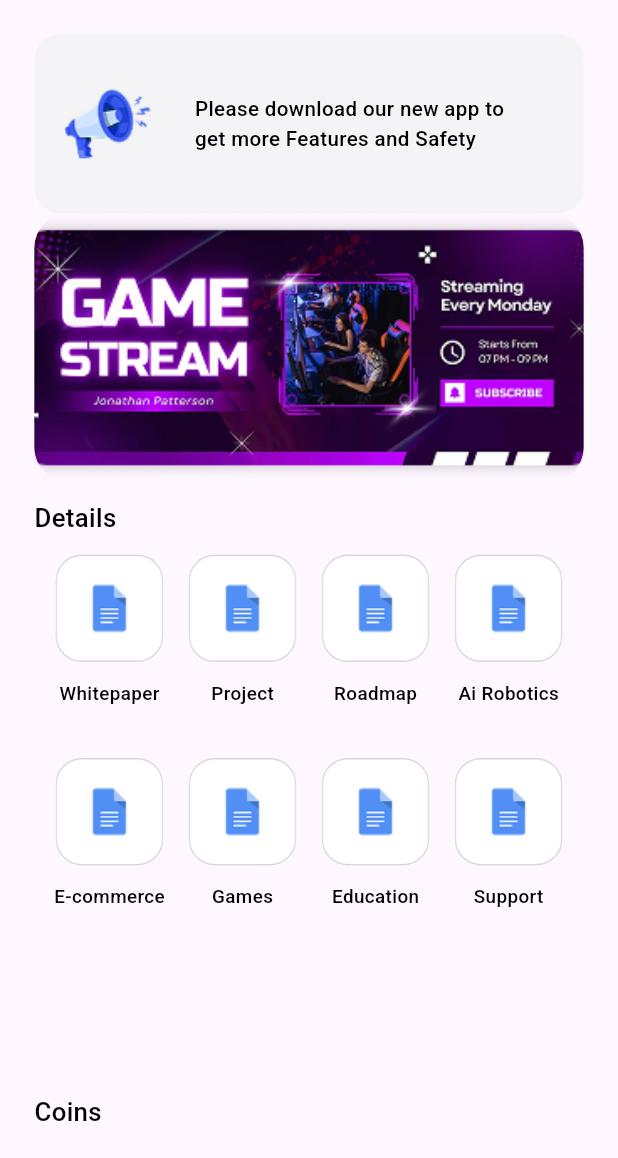
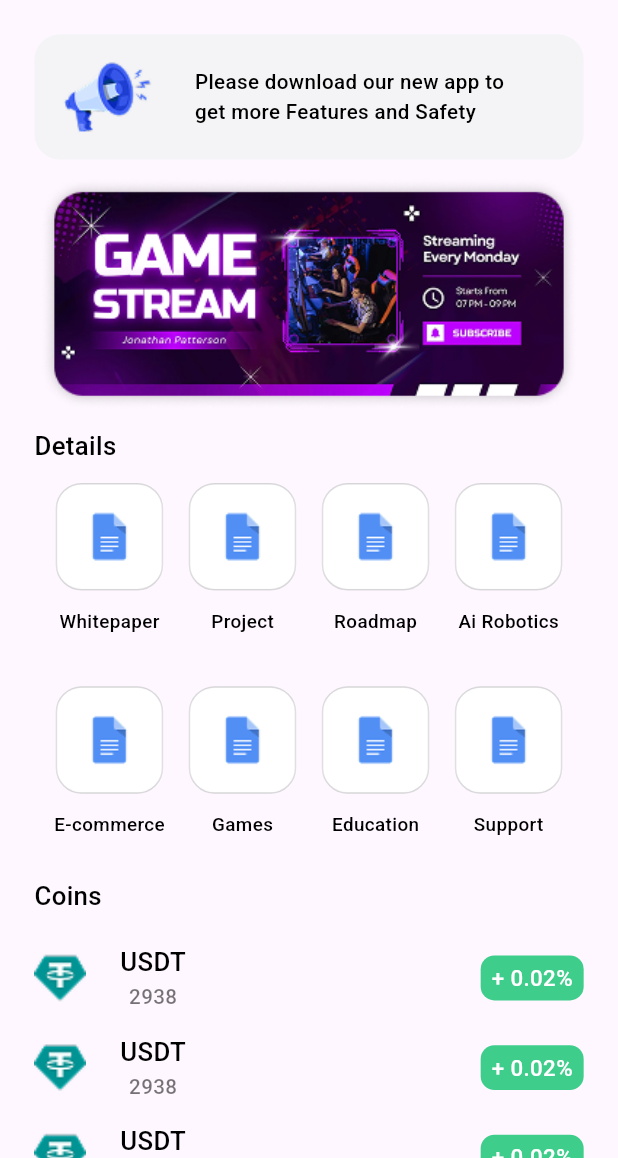
Before and after one commit to dheedeveloper/adrox, a Flutter app: the HomeScreen screen opened directly, on a phone screen of 412 x 824 dp, the part 78-1236 px from its top. Run offline on Flutter 3.47's test engine with Material 3 defaults, Android fonts, the light colour scheme and no system bars; our stand-ins replace flutter_screenutil.

Commit message:
UI/screens completed

```diff
--- a/lib/screens/Landing/collabscreens/collabtab.dart
+++ b/lib/screens/Landing/collabscreens/collabtab.dart
@@ -34,10 +34,9 @@ class _CollabScreenState extends State<CollabScreen> {
                     mainAxisAlignment: MainAxisAlignment.spaceEvenly,
                     crossAxisAlignment: CrossAxisAlignment.start,
                     children: [
-                      Text("Total Rank Reward",style: TextStyle(color: Colors.black54, fontFamily: "Roboto-normal", fontSize: 12.sp,)),
+                      Text("Total Collab Incentives",style: TextStyle(color: Colors.black54, fontFamily: "Roboto-normal", fontSize: 12.sp,)),
                       Text("1300 ",style: TextStyle(color: Color(0xff41418E), fontFamily: "Roboto-normal", fontSize: 18.sp,)),
                     ],),
-                  SizedBox(width: 25.w,),
                   VerticalDivider(indent: 15.h,endIndent: 15.h,),
                   SizedBox(width: 20.w,),
                   Column(
--- a/lib/screens/Landing/homemenu/homescreen.dart
+++ b/lib/screens/Landing/homemenu/homescreen.dart
@@ -18,7 +18,8 @@ class _HomeScreenState extends State<HomeScreen> {
     List titles =["Whitepaper","Project","Roadmap","Ai Robotics","E-commerce","Games","Education","Support",];
 
     return SafeArea(child: Scaffold(
-      body: Padding(
+      body: SingleChildScrollView(
+        child: Padding(
           padding: EdgeInsets.symmetric(horizontal: 20.w,vertical: 15.h),
           child: Column(
             crossAxisAlignment: CrossAxisAlignment.start,
@@ -26,7 +27,7 @@ class _HomeScreenState extends State<HomeScreen> {
             Row(
             children: [
               Image.asset(AstImg.logo),
-            Spacer(),
+              const Spacer(),
               Image.asset(AstImg.setting),
               SizedBox(width: 25.w,),
               Image.asset(AstImg.notification),
@@ -36,21 +37,25 @@ class _HomeScreenState extends State<HomeScreen> {
           ),
             SizedBox(height: 20.w,),
             Container(
-            height: 100.h,width: double.infinity.w,decoration: BoxDecoration(borderRadius: BorderRadius.circular(
+              height: 70.h,width: double.infinity.w,decoration: BoxDecoration(borderRadius: BorderRadius.circular(
               15.r,),color: Color(0xffF4F4F6)),
             child: Row(children: [
               Image.asset(AstImg.announcement,height: 80.h,width: 80.h,),
               SizedBox(width:10.w),
               Text(StringValues.home,style: TextStyle(color: Colors.black, fontFamily: "Roboto-normal", fontSize: 12.sp,))
             ],),),
+              SizedBox(height: 10.h,),
             Container(
-            height: 150.h,width: double.infinity.w,decoration: BoxDecoration(borderRadius: BorderRadius.circular(
+              height: 130.h,width: double.infinity.w,decoration: BoxDecoration(borderRadius: BorderRadius.circular(
               20.r,),image: DecorationImage(image: AssetImage("assets/images/dummy.png"),fit: BoxFit.fitHeight)),
             ),
               SizedBox(height: 10.h,),
             Text("Details",style: TextStyle(color: Colors.black, fontFamily: "Roboto-normal", fontSize: 15.sp,)),
-            Expanded(
+              SizedBox(
+                height: 230.h,
                 child: GridView.builder(
+                  shrinkWrap: true,
+                  physics: NeverScrollableScrollPhysics(),
                   padding: EdgeInsets.all(10.w),
                   gridDelegate: SliverGridDelegateWithFixedCrossAxisCount(
                     crossAxisCount: 4, // 2 columns
@@ -72,7 +77,33 @@ class _HomeScreenState extends State<HomeScreen> {
                 ),
               ),
               Text("Coins",style: TextStyle(color: Colors.black, fontFamily: "Roboto-normal", fontSize: 15.sp,)),
+              SizedBox(height: 10.h,),
+              SizedBox(
+                  height:350.h ,
+                  child: ListView.builder(
+                    itemExtent: 50.h,
+                      shrinkWrap: true,
+                      physics: const NeverScrollableScrollPhysics(),
+                  itemCount: 6,
+                  itemBuilder: (context, index) =>
+                  Row(
+                    crossAxisAlignment: CrossAxisAlignment.center,
+                    children: [
+                    Image.asset(AstImg.usut,height: 30.h,width: 30.w,fit: BoxFit.fill,),
+                    SizedBox(width: 20.w,),
+                    Column(
+                      mainAxisAlignment: MainAxisAlignment.center,
+                      children: [
+                      Text("USDT",style: TextStyle(color: Colors.black, fontFamily: "Roboto-normal", fontSize: 15.sp,)),
+                      Text("2938",style: TextStyle(color: Colors.black54, fontFamily: "Roboto-normal", fontSize: 12.sp,)),
                     ],),
+                    Spacer(),
+                    Container(height: 25.h,width: 60.w,decoration: BoxDecoration(color: Color(0xff3ECD8B),borderRadius: BorderRadius.circular(8.r)),
+                      child: Center(child: Text("+ 0.02%",style: TextStyle(color: Colors.white, fontFamily: "Roboto-normal", fontSize: 13.sp,)),),)
+                  ],)))
+
+            ],),
+        ),
       ),
     ));
   }
--- a/lib/screens/Login/disablescreen.dart
+++ b/lib/screens/Login/disablescreen.dart
@@ -1,3 +1,4 @@
+import 'package:adrox/screens/Landing/LendingMenu/lendingscreen.dart';
 import 'package:flutter/material.dart';
 import 'package:flutter_screenutil/flutter_screenutil.dart';
 
@@ -82,7 +83,9 @@ class _DisableScreenState extends State<DisableScreen> {
                 ),
                 Spacer(),
                 ElevatedButton(
-                  onPressed: () {},
+                  onPressed: () {
+                    Navigator.push(context, MaterialPageRoute(builder: (context) => const LendingScreen(),));
+                  },
                   style: ElevatedButton.styleFrom(
                     fixedSize: Size(300.w, 40.h),
                     backgroundColor: const Color(0xffE46364),
--- a/lib/screens/Login/landingscreen.dart
+++ b/lib/screens/Login/landingscreen.dart
@@ -22,7 +22,7 @@ class _LandingScreenState extends State<LandingScreen> {
   }
 
   void createWallet(){
-    Navigator.push(context, MaterialPageRoute(builder: (context) => const LendingScreen(),));
+    Navigator.push(context, MaterialPageRoute(builder: (context) => const CreateAccount(),));
   }
 
   @override
```
Lines whose indentation alone changed are shown as unchanged.
